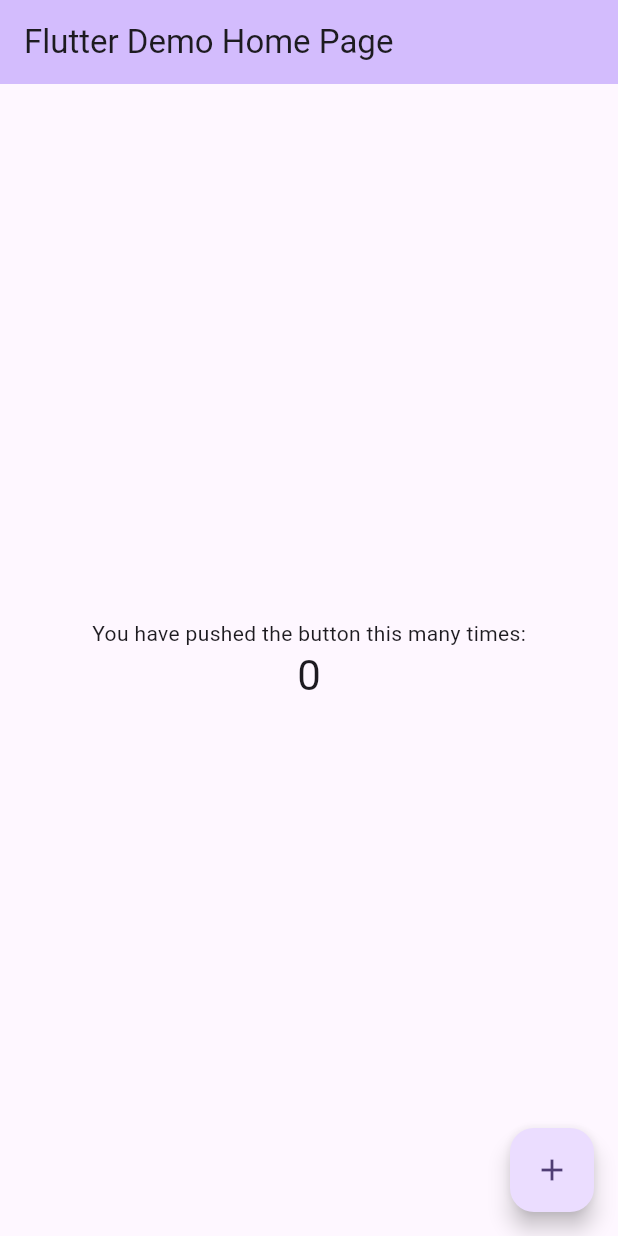
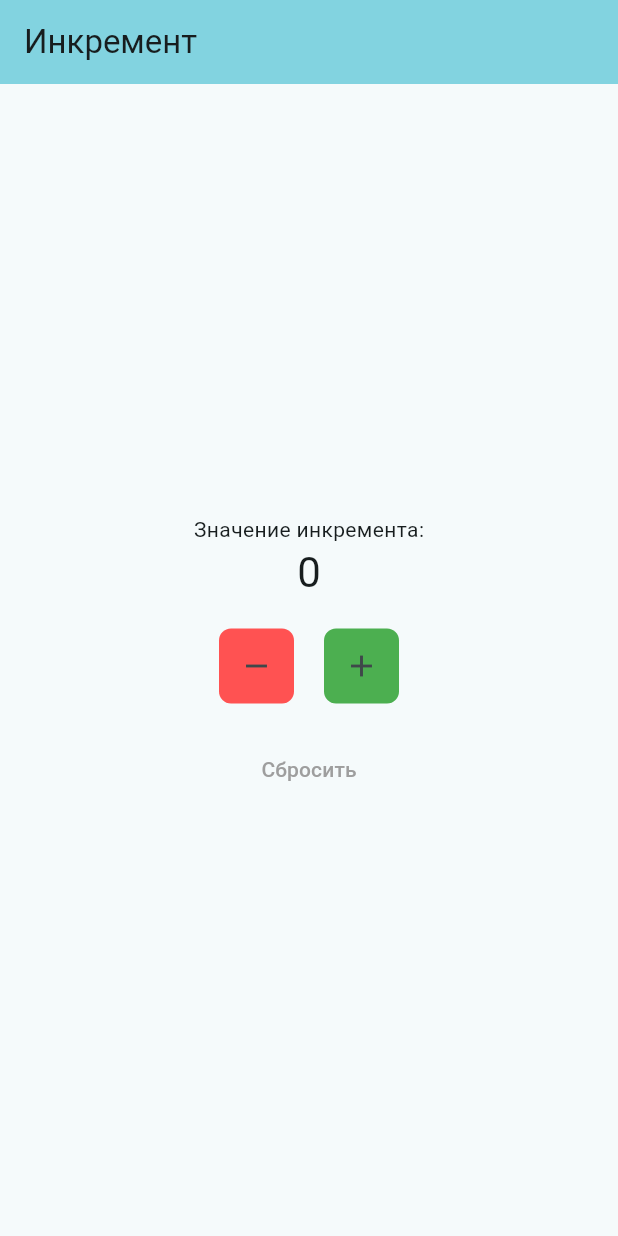
Before and after one commit to trynnagetme/Mobile-apps-dev, a Flutter app: the screen it shows after launch, on a phone screen of 412 x 824 dp. Run offline on Flutter 3.47's test engine with Material 3 defaults, Android fonts, the light colour scheme and no system bars.

Commit message:
Added decrement and reset buttons.

```diff
--- a/lab_3/lib/main.dart
+++ b/lab_3/lib/main.dart
@@ -28,9 +28,9 @@
         //
         // This works for code too, not just values: Most code changes can be
         // tested with just a hot reload.
-        colorScheme: ColorScheme.fromSeed(seedColor: Colors.deepPurple),
+        colorScheme: ColorScheme.fromSeed(seedColor: Colors.grey),
       ),
-      home: const MyHomePage(title: 'Flutter Demo Home Page'),
+      home: const MyHomePage(title: 'Инкремент'),
     );
   }
 }
@@ -64,6 +64,18 @@
       // _counter without calling setState(), then the build method would not be
       // called again, and so nothing would appear to happen.
       _counter++;
+    });
+  }
+
+    void _decrementCounter() {
+    setState(() {
+      _counter--;
+    });
+  }
+
+    void _resetCounter() {
+    setState(() {
+      _counter = 0;
     });
   }
 
@@ -104,19 +116,57 @@
           // wireframe for each widget.
           mainAxisAlignment: MainAxisAlignment.center,
           children: <Widget>[
-            const Text('You have pushed the button this many times:'),
+            const Text('Значение инкремента:'),
             Text(
               '$_counter',
               style: Theme.of(context).textTheme.headlineMedium,
             ),
+            const SizedBox(height: 20,),
+            Row(
+              mainAxisAlignment: MainAxisAlignment.center,
+              children: [
+                IconButton(
+                  onPressed: _decrementCounter,
+                  icon: const Icon(Icons.remove),
+                  style: TextButton.styleFrom(
+                    backgroundColor: Colors.redAccent,
+                    fixedSize: const Size(50, 50),
+                    shape: RoundedRectangleBorder(
+                      borderRadius: BorderRadius.circular(8),
+                    ),
+                  ),
+                ),
+                const SizedBox(width: 20,),
+                IconButton(
+                  onPressed: _incrementCounter,
+                  icon: const Icon(Icons.add),
+                  style: TextButton.styleFrom(
+                    backgroundColor: Colors.green,
+                    fixedSize: const Size(50, 50),
+                    shape: RoundedRectangleBorder(
+                      borderRadius: BorderRadius.circular(8),
+                    ),
+                  ),
+                ),
+              ],
+            ),
+            const SizedBox(height: 20,),
+            TextButton(
+              onPressed: _resetCounter,
+              style: TextButton.styleFrom(
+                foregroundColor: Colors.grey,
+              ),
+              child: const Text('Сбросить'),
+
+            ),
           ],
         ),
       ),
-      floatingActionButton: FloatingActionButton(
+      /*floatingActionButton: FloatingActionButton(
         onPressed: _incrementCounter,
         tooltip: 'Increment',
         child: const Icon(Icons.add),
-      ), // This trailing comma makes auto-formatting nicer for build methods.
+      ),*/ // This trailing comma makes auto-formatting nicer for build methods.
     );
   }
 }
```
